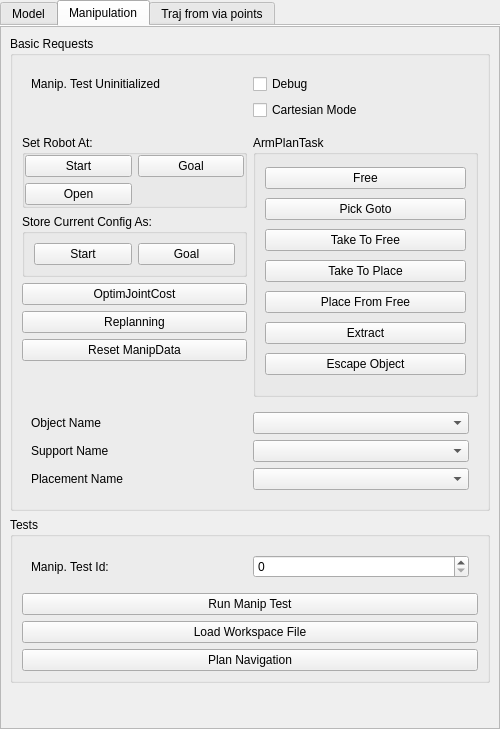
Old version of the form src/move3d-qt-gui-libs/src/qtMainInterface/sideWidgets/qtRobot.ui in the repository jmainpri/move3d-studio.
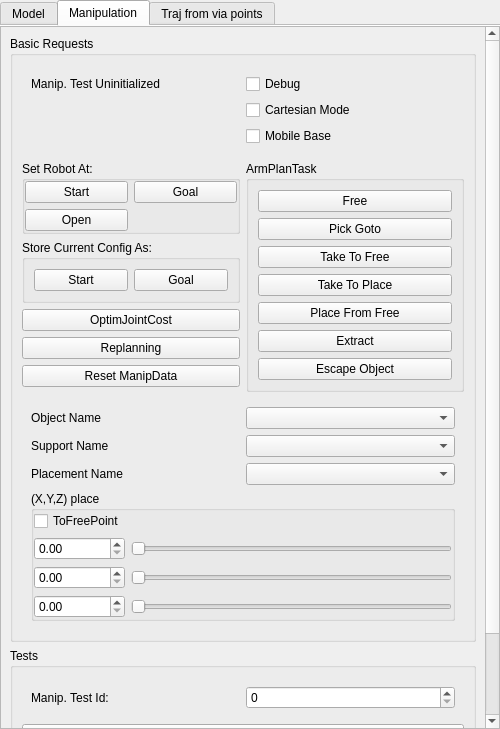
New version of the form. The open tabs and pages were chosen to show the change.

```diff
--- a/src/move3d-qt-gui-libs/src/qtMainInterface/sideWidgets/qtRobot.ui
+++ b/src/move3d-qt-gui-libs/src/qtMainInterface/sideWidgets/qtRobot.ui
@@ -19,7 +19,7 @@
   <property name="windowTitle">
    <string>Form</string>
   </property>
-  <layout class="QHBoxLayout" name="horizontalLayout">
+  <layout class="QVBoxLayout" name="verticalLayout_5">
    <property name="margin">
     <number>0</number>
    </property>
@@ -580,11 +580,11 @@
       <attribute name="title">
        <string>Manipulation</string>
       </attribute>
-      <layout class="QVBoxLayout" name="verticalLayout_3">
+      <layout class="QGridLayout" name="gridLayout_11">
        <property name="margin">
         <number>0</number>
        </property>
-       <item>
+       <item row="0" column="0">
         <widget class="QScrollArea" name="scrollAreaManip">
          <property name="widgetResizable">
           <bool>true</bool>
@@ -594,8 +594,8 @@
            <rect>
             <x>0</x>
             <y>0</y>
-            <width>482</width>
-            <height>710</height>
+            <width>483</width>
+            <height>933</height>
            </rect>
           </property>
           <layout class="QVBoxLayout" name="verticalLayout_4">
@@ -774,11 +774,67 @@
               <item row="4" column="0">
                <widget class="QWidget" name="ObjectToManipulate" native="true">
                 <layout class="QGridLayout" name="gridLayout_4">
-                 <item row="0" column="2">
-                  <widget class="QComboBox" name="comboBoxObjectName"/>
-                 </item>
-                 <item row="1" column="2">
-                  <widget class="QComboBox" name="comboBoxSupportName"/>
+                 <item row="1" column="0">
+                  <widget class="QGroupBox" name="groupBox_10">
+                   <property name="title">
+                    <string>(X,Y,Z) place</string>
+                   </property>
+                   <layout class="QGridLayout" name="gridLayout_10">
+                    <property name="margin">
+                     <number>0</number>
+                    </property>
+                    <item row="1" column="0">
+                     <widget class="QDoubleSpinBox" name="doubleSpinBoxXPlace"/>
+                    </item>
+                    <item row="3" column="0">
+                     <widget class="QDoubleSpinBox" name="doubleSpinBoxYPlace"/>
+                    </item>
+                    <item row="4" column="0">
+                     <widget class="QDoubleSpinBox" name="doubleSpinBoxZPlace"/>
+                    </item>
+                    <item row="1" column="1">
+                     <widget class="QSlider" name="horizontalSliderXPlace">
+                      <property name="orientation">
+                       <enum>Qt::Horizontal</enum>
+                      </property>
+                     </widget>
+                    </item>
+                    <item row="3" column="1">
+                     <widget class="QSlider" name="horizontalSliderYPlace">
+                      <property name="orientation">
+                       <enum>Qt::Horizontal</enum>
+                      </property>
+                     </widget>
+                    </item>
+                    <item row="4" column="1">
+                     <widget class="QSlider" name="horizontalSliderZPlace">
+                      <property name="orientation">
+                       <enum>Qt::Horizontal</enum>
+                      </property>
+                     </widget>
+                    </item>
+                    <item row="0" column="0">
+                     <widget class="QCheckBox" name="checkBoxToFreePoint">
+                      <property name="text">
+                       <string>ToFreePoint</string>
+                      </property>
+                     </widget>
+                    </item>
+                   </layout>
+                  </widget>
+                 </item>
+                 <item row="0" column="0">
+                  <widget class="QWidget" name="widget_11" native="true">
+                   <layout class="QGridLayout" name="gridLayout_12">
+                    <property name="margin">
+                     <number>0</number>
+                    </property>
+                    <item row="2" column="0">
+                     <widget class="QLabel" name="label_16">
+                      <property name="text">
+                       <string>Placement Name</string>
+                      </property>
+                     </widget>
                  </item>
                  <item row="0" column="0">
                   <widget class="QLabel" name="label_15">
@@ -787,6 +843,9 @@
                    </property>
                   </widget>
                  </item>
+                    <item row="0" column="1">
+                     <widget class="QComboBox" name="comboBoxObjectName"/>
+                    </item>
                  <item row="1" column="0">
                   <widget class="QLabel" name="label_14">
                    <property name="text">
@@ -794,14 +853,13 @@
                    </property>
                   </widget>
                  </item>
-                 <item row="2" column="2">
+                    <item row="1" column="1">
+                     <widget class="QComboBox" name="comboBoxSupportName"/>
+                    </item>
+                    <item row="2" column="1">
                   <widget class="QComboBox" name="comboBoxPlacementName"/>
                  </item>
-                 <item row="2" column="0">
-                  <widget class="QLabel" name="label_16">
-                   <property name="text">
-                    <string>Placement Name</string>
-                   </property>
+                   </layout>
                   </widget>
                  </item>
                 </layout>
@@ -831,6 +889,13 @@
                    </property>
                   </widget>
                  </item>
+                 <item row="2" column="1">
+                  <widget class="QCheckBox" name="checkBoxIsUsingMobileBase">
+                   <property name="text">
+                    <string>Mobile Base</string>
+                   </property>
+                  </widget>
+                 </item>
                 </layout>
                </widget>
               </item>
```
Left out of the diff: 6 changed lines with no effect on the pictures. Lines whose indentation alone changed are shown as unchanged.
